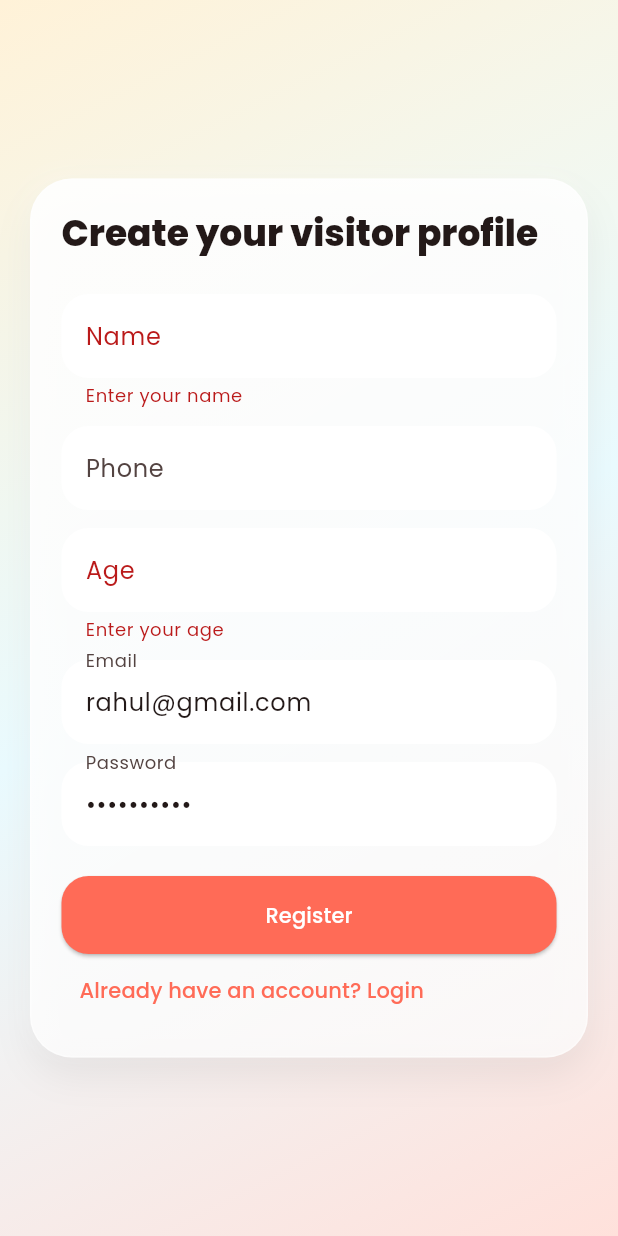
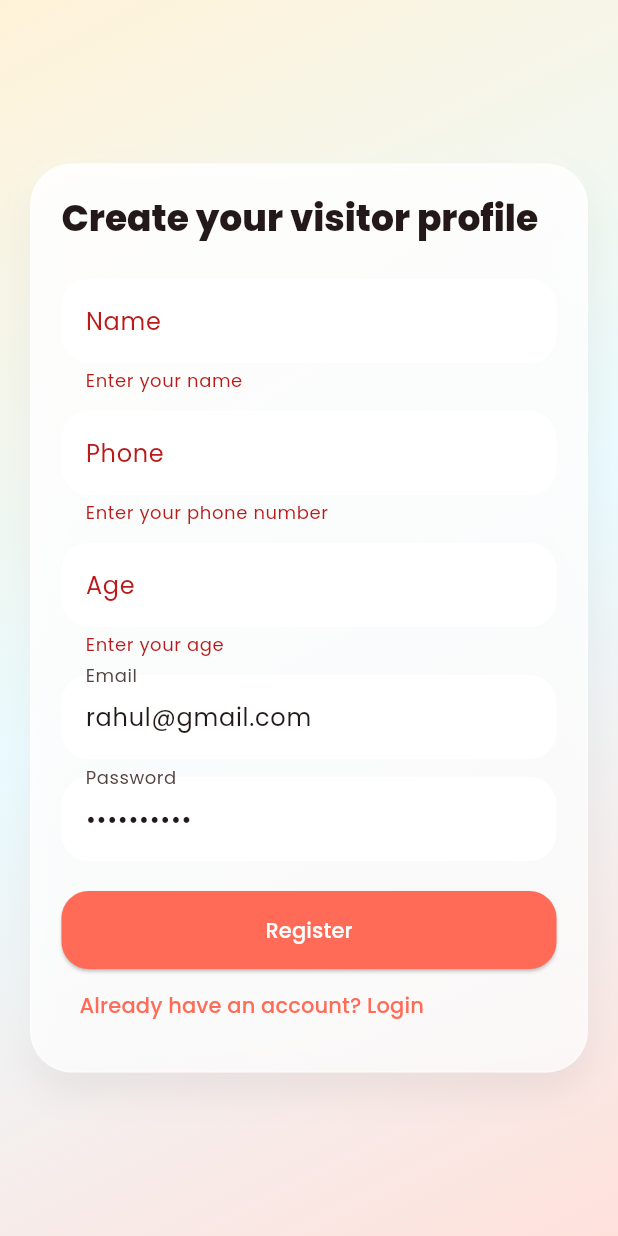
Before and after one commit to kamaleshjk102007-dot/ride_guide, a Flutter app: the screen it shows after launch, after a tap on "Create a visitor account", after a tap on "Register", on a phone screen of 412 x 824 dp. Run offline on Flutter 3.47's test engine with Material 3 defaults, Android fonts, the phone set to English and light mode, and no system bars; drawn by our look-alikes of flutter_animate; our stand-ins replace fl_chart, google_fonts, image_picker, qr_flutter, shared_preferences; accounts and stored records are empty; network calls fail.

Commit message:
Improve auth validation and persistent user profile data

```diff
--- a/mobile_app/lib/models/user_session.dart
+++ b/mobile_app/lib/models/user_session.dart
@@ -5,6 +5,9 @@ class UserSession {
     required this.userId,
     required this.name,
     required this.email,
+    this.phone,
+    this.age,
+    this.profileImagePath,
   });
 
   final String token;
@@ -12,4 +15,29 @@ class UserSession {
   final String userId;
   final String name;
   final String email;
+  final String? phone;
+  final int? age;
+  final String? profileImagePath;
+
+  Map<String, dynamic> toJson() => {
+        'token': token,
+        'role': role,
+        'userId': userId,
+        'name': name,
+        'email': email,
+        'phone': phone,
+        'age': age,
+        'profileImagePath': profileImagePath,
+      };
+
+  factory UserSession.fromJson(Map<String, dynamic> json) => UserSession(
+        token: json['token'] ?? '',
+        role: json['role'] ?? 'visitor',
+        userId: json['userId'] ?? '',
+        name: json['name'] ?? '',
+        email: json['email'] ?? '',
+        phone: json['phone'],
+        age: json['age'],
+        profileImagePath: json['profileImagePath'],
+      );
 }
--- a/mobile_app/lib/screens/auth_screen.dart
+++ b/mobile_app/lib/screens/auth_screen.dart
@@ -2,6 +2,7 @@ import 'package:flutter/material.dart';
 import 'package:flutter_animate/flutter_animate.dart';
 
 import '../services/auth_service.dart';
+import '../services/session_service.dart';
 import '../widgets/glass_panel.dart';
 import '../widgets/gradient_background.dart';
 import 'home_shell.dart';
@@ -14,8 +15,12 @@ class AuthScreen extends StatefulWidget {
 }
 
 class _AuthScreenState extends State<AuthScreen> {
+  static final RegExp _emailRegex = RegExp(r'^[^\s@]+@[^\s@]+\.[^\s@]+$');
+  static final RegExp _phoneRegex = RegExp(r'^[0-9+\-\s]{7,15}$');
+
   final _formKey = GlobalKey<FormState>();
   final _authService = AuthService();
+  final _sessionService = SessionService();
   bool isLogin = true;
   bool loading = false;
 
@@ -49,6 +54,8 @@ class _AuthScreenState extends State<AuthScreen> {
       if (!mounted) {
         return;
       }
+
+      await _sessionService.saveSession(session);
 
       Navigator.pushReplacementNamed(
         context,
@@ -101,7 +108,7 @@ class _AuthScreenState extends State<AuthScreen> {
                       crossAxisAlignment: CrossAxisAlignment.start,
                       children: [
                         Text(
-                          isLogin ? 'Welcome back to the park' : 'Create your visitor profile',
+                          isLogin ? 'Welcome to the park' : 'Create your visitor profile',
                           style: Theme.of(context).textTheme.headlineSmall?.copyWith(fontWeight: FontWeight.w800),
                         ),
                         const SizedBox(height: 24),
@@ -109,12 +116,22 @@ class _AuthScreenState extends State<AuthScreen> {
                           TextFormField(
                             controller: nameController,
                             decoration: const InputDecoration(labelText: 'Name'),
-                            validator: (value) => value == null || value.isEmpty ? 'Enter your name' : null,
+                            validator: (value) => value == null || value.trim().isEmpty ? 'Enter your name' : null,
                           ),
                           const SizedBox(height: 12),
                           TextFormField(
                             controller: phoneController,
                             decoration: const InputDecoration(labelText: 'Phone'),
+                            keyboardType: TextInputType.phone,
+                            validator: (value) {
+                              if (value == null || value.trim().isEmpty) {
+                                return 'Enter your phone number';
+                              }
+                              if (!_phoneRegex.hasMatch(value.trim())) {
+                                return 'Enter a valid phone number';
+                              }
+                              return null;
+                            },
                           ),
                           const SizedBox(height: 12),
                           TextFormField(
@@ -137,7 +154,16 @@ class _AuthScreenState extends State<AuthScreen> {
                         TextFormField(
                           controller: emailController,
                           decoration: const InputDecoration(labelText: 'Email'),
-                          validator: (value) => value == null || value.isEmpty ? 'Enter your email' : null,
+                          keyboardType: TextInputType.emailAddress,
+                          validator: (value) {
+                            if (value == null || value.trim().isEmpty) {
+                              return 'Enter your email';
+                            }
+                            if (!_emailRegex.hasMatch(value.trim())) {
+                              return 'Enter a valid email';
+                            }
+                            return null;
+                          },
                         ),
                         const SizedBox(height: 12),
                         TextFormField(
--- a/mobile_app/lib/screens/splash_screen.dart
+++ b/mobile_app/lib/screens/splash_screen.dart
@@ -2,6 +2,8 @@ import 'package:flutter/material.dart';
 import 'package:flutter_animate/flutter_animate.dart';
 
 import 'auth_screen.dart';
+import '../services/session_service.dart';
+import 'home_shell.dart';
 import '../widgets/gradient_background.dart';
 
 class SplashScreen extends StatefulWidget {
@@ -12,17 +14,34 @@ class SplashScreen extends StatefulWidget {
 }
 
 class _SplashScreenState extends State<SplashScreen> {
+  final _sessionService = SessionService();
+
   @override
   void initState() {
     super.initState();
-    Future.delayed(const Duration(seconds: 2), () {
-      if (mounted) {
-        Navigator.pushReplacement(
-          context,
-          MaterialPageRoute(builder: (_) => const AuthScreen()),
-        );
-      }
-    });
+    _boot();
+  }
+
+  Future<void> _boot() async {
+    await Future.delayed(const Duration(seconds: 2));
+    final session = await _sessionService.loadSession();
+
+    if (!mounted) {
+      return;
+    }
+
+    if (session != null && session.token.isNotEmpty) {
+      Navigator.pushReplacement(
+        context,
+        MaterialPageRoute(builder: (_) => HomeShell(role: session.role)),
+      );
+      return;
+    }
+
+    Navigator.pushReplacement(
+      context,
+      MaterialPageRoute(builder: (_) => const AuthScreen()),
+    );
   }
 
   @override
--- a/mobile_app/lib/screens/visitor/ride_list_screen.dart
+++ b/mobile_app/lib/screens/visitor/ride_list_screen.dart
@@ -74,6 +74,8 @@ class _RideListScreenState extends State<RideListScreen> {
     return Scaffold(
       appBar: AppBar(title: const Text('Ride List')),
       body: GradientBackground(
+        child: RefreshIndicator(
+          onRefresh: loadData,
           child: ListView(
             padding: const EdgeInsets.all(20),
             children: [
@@ -94,7 +96,7 @@ class _RideListScreenState extends State<RideListScreen> {
                     ),
                     const SizedBox(height: 6),
                     Text(
-                    'Featured lineup: Roller Coaster, Ferris Wheel, Bumper Cars, Drop Tower, Water Splash Ride, and Carousel.',
+                      'Pull down to refresh and see the latest ride status, queues, and admin updates.',
                       style: Theme.of(context).textTheme.bodyMedium,
                     ),
                   ],
@@ -123,6 +125,7 @@ class _RideListScreenState extends State<RideListScreen> {
             ],
           ),
         ),
+      ),
     );
   }
 }
--- a/mobile_app/lib/services/auth_service.dart
+++ b/mobile_app/lib/services/auth_service.dart
@@ -45,6 +45,8 @@ class AuthService {
       userId: user['_id'] ?? '',
       name: user['name'] ?? '',
       email: user['email'] ?? '',
+      phone: user['phone'],
+      age: user['age'],
     );
   }
 
@@ -83,6 +85,8 @@ class AuthService {
       userId: user['_id'] ?? '',
       name: user['name'] ?? '',
       email: user['email'] ?? '',
+      phone: user['phone'],
+      age: user['age'],
     );
   }
 }
--- /dev/null
+++ b/mobile_app/lib/services/session_service.dart
@@ -0,0 +1,34 @@
+import 'dart:convert';
+
+import 'package:shared_preferences/shared_preferences.dart';
+
+import '../models/user_session.dart';
+
+class SessionService {
+  static const _sessionKey = 'ride_guide_user_session';
+
+  Future<void> saveSession(UserSession session) async {
+    final prefs = await SharedPreferences.getInstance();
+    await prefs.setString(_sessionKey, jsonEncode(session.toJson()));
+  }
+
+  Future<UserSession?> loadSession() async {
+    final prefs = await SharedPreferences.getInstance();
+    final raw = prefs.getString(_sessionKey);
+    if (raw == null || raw.isEmpty) {
+      return null;
+    }
+
+    try {
+      return UserSession.fromJson(jsonDecode(raw) as Map<String, dynamic>);
+    } catch (_) {
+      await prefs.remove(_sessionKey);
+      return null;
+    }
+  }
+
+  Future<void> clearSession() async {
+    final prefs = await SharedPreferences.getInstance();
+    await prefs.remove(_sessionKey);
+  }
+}
--- a/mobile_app/pubspec.yaml
+++ b/mobile_app/pubspec.yaml
@@ -15,6 +15,7 @@ dependencies:
   http: ^1.2.2
   image_picker: ^1.1.2
   qr_flutter: ^4.1.0
+  shared_preferences: ^2.3.2
 
 dev_dependencies:
   flutter_test:
```
Also changed, not shown: mobile_app/lib/screens/admin/admin_dashboard_screen.dart (+12 -2 lines), mobile_app/lib/screens/home_shell.dart (+19 -1 lines), mobile_app/lib/screens/visitor/my_tickets_screen.dart (+22 -2 lines), mobile_app/lib/screens/visitor/profile_screen.dart (+80 -5 lines), mobile_app/pubspec.lock, 3 other files. Lines whose indentation alone changed are shown as unchanged.
